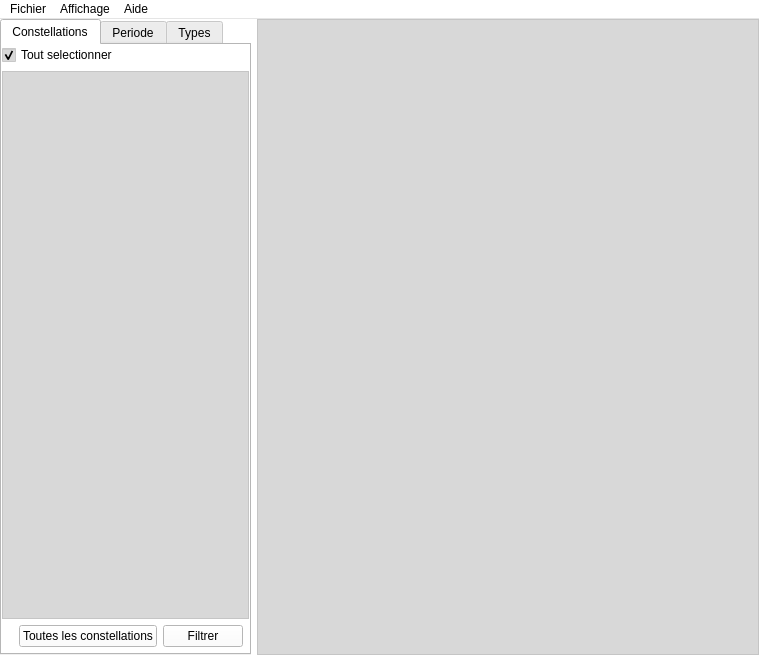
First picture: the form in mainwindow.ui, repository Paracetamol56/Observeur2, before the edit.
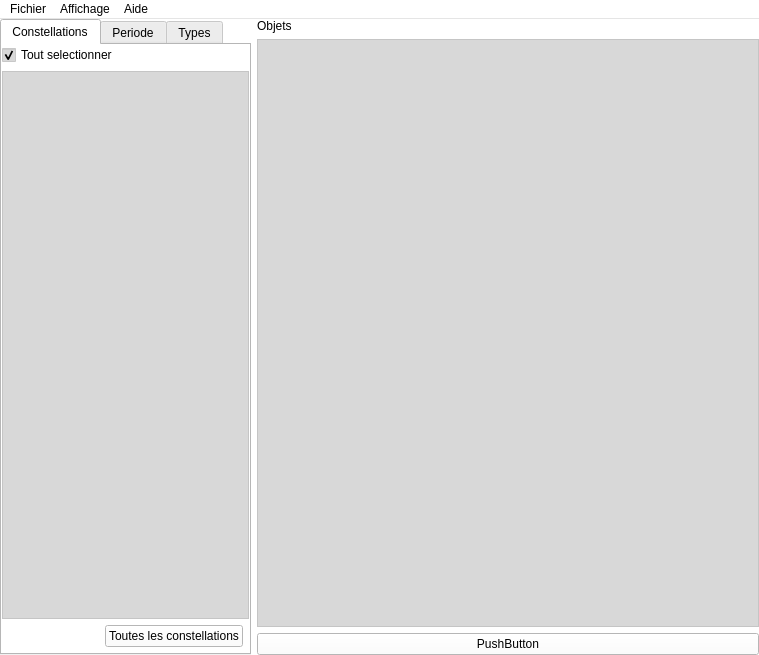
Second picture: the form after the edit.

Commit message: Class NewObject

What changed in the file:
```diff
--- a/mainwindow.ui
+++ b/mainwindow.ui
@@ -562,13 +562,6 @@
             </property>
            </widget>
           </item>
-          <item>
-           <widget class="QPushButton" name="SortButton_1">
-            <property name="text">
-             <string>Filtrer</string>
-            </property>
-           </widget>
-          </item>
          </layout>
         </item>
        </layout>
@@ -656,6 +649,15 @@
      </widget>
     </item>
     <item>
+     <layout class="QVBoxLayout" name="verticalLayout_3">
+      <item>
+       <widget class="QLabel" name="label">
+        <property name="text">
+         <string>Objets</string>
+        </property>
+       </widget>
+      </item>
+      <item>
      <widget class="QTableView" name="objectTableView">
       <property name="sizePolicy">
        <sizepolicy hsizetype="Expanding" vsizetype="Expanding">
@@ -667,6 +669,15 @@
        <bool>true</bool>
       </property>
      </widget>
+      </item>
+      <item>
+       <widget class="QPushButton" name="pushButton">
+        <property name="text">
+         <string>PushButton</string>
+        </property>
+       </widget>
+      </item>
+     </layout>
     </item>
    </layout>
   </widget>
```
Left out of the diff: 3 changed lines with no effect on the pictures. Lines whose indentation alone changed are shown as unchanged. The commit also changes 9 other files.
